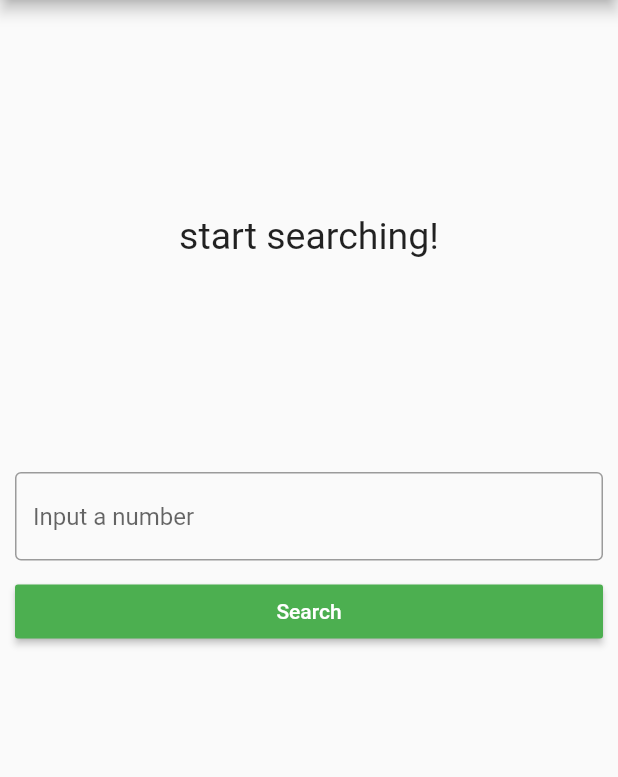
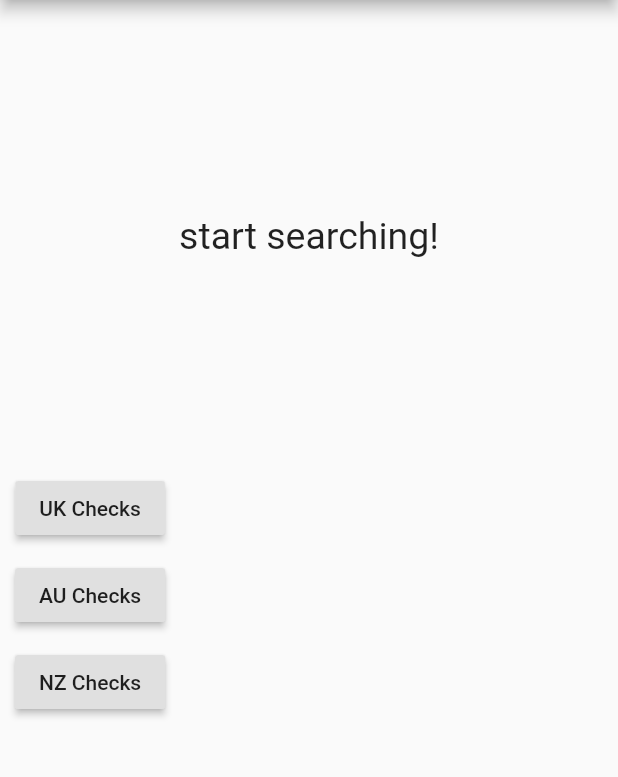
Before and after one commit to tsmithsoftware/dynamic_forms, a Flutter app: the screen it shows after launch, on a phone screen of 412 x 824 dp, the part 84-861 px from its top. Run offline on Flutter 3.47's test engine with Material 2 defaults, Android fonts, the phone set to English and light mode, and no system bars; our stand-ins replace bloc, cached_network_image, dartz, data_connection_checker, equatable, flutter_bloc and 2 more.

```diff
--- a/lib/features/dynamic_form_load/presentation/pages/dynamic_checks_page.dart
+++ b/lib/features/dynamic_form_load/presentation/pages/dynamic_checks_page.dart
@@ -47,7 +47,7 @@ class DynamicChecksPage extends StatelessWidget {
             ),
               SizedBox(height: 20),
               // Bottom half
-              PageControls(),
+              PageControls()
             ],
           ),
         ),
--- a/lib/features/dynamic_form_load/presentation/widgets/page_controls_widget.dart
+++ b/lib/features/dynamic_form_load/presentation/widgets/page_controls_widget.dart
@@ -15,49 +15,31 @@ class PageControls extends StatefulWidget {
 }
 
 class _PageControlsState extends State<PageControls> {
-  final controller = TextEditingController();
-  String inputStr;
 
+  static const UK_CHECKS_ID = "1";
+  static const AU_CHECKS_ID = "2";
+  static const NZ_CHECKS_ID = "3";
 
   @override
   Widget build(BuildContext context) {
-    return Column(
-      children: <Widget>[
-        TextField(
-          controller: controller,
-          keyboardType: TextInputType.number,
-          decoration: InputDecoration(
-            border: OutlineInputBorder(),
-            hintText: 'Input a number',
-          ),
-          onChanged: (value) {
-            inputStr = value;
-          },
-          onSubmitted: (_) {
-            dispatchConcrete();
-          },
+    return Row(
+      children: [
+        Column(
+          children: <Widget>[
+            RaisedButton(child: Text("UK Checks"),onPressed: () => dispatchConcrete(UK_CHECKS_ID)),
+            SizedBox(height: 10),
+            RaisedButton(child: Text("AU Checks"),onPressed: () => dispatchConcrete(AU_CHECKS_ID)),
+            SizedBox(height: 10),
+            RaisedButton(child: Text("NZ Checks"),onPressed: () => dispatchConcrete(NZ_CHECKS_ID)),
+            SizedBox(height: 10)
+          ],
         ),
-        SizedBox(height: 10),
-        Row(
-          children: <Widget>[
-            Expanded(
-              child: RaisedButton(
-                child: Text('Search'),
-                color: Theme.of(context).accentColor,
-                textTheme: ButtonTextTheme.primary,
-                onPressed: dispatchConcrete,
-              ),
-            ),
-          ],
-        )
       ],
     );
   }
 
-  void dispatchConcrete() {
-    // Clearing the TextField to prepare it for the next inputted number
-    controller.clear();
+  void dispatchConcrete(String countryId) {
     BlocProvider.of<DynamicChecksLoadBloc>(context)
-        .add(GetChecksPageEvent(inputStr));
+        .add(GetChecksPageEvent(countryId));
   }
 }
--- a/pubspec.yaml
+++ b/pubspec.yaml
@@ -26,6 +26,8 @@ dependencies:
   quiver: ^2.0.5
   # show images from the internet & store them in cache (temp directory)
   cached_network_image: ^2.2.0+1
+  # navigation
+  get: ^3.23.1
 
 dev_dependencies:
   flutter_test:
```
Also changed, not shown: lib/features/dynamic_form_load/data/datasources/checks_page_remote_data_source.dart (+5 -4 lines), lib/features/dynamic_form_load/presentation/pages/submit_page.dart (added, +23 -0 lines), pubspec.lock, 4 other files.
